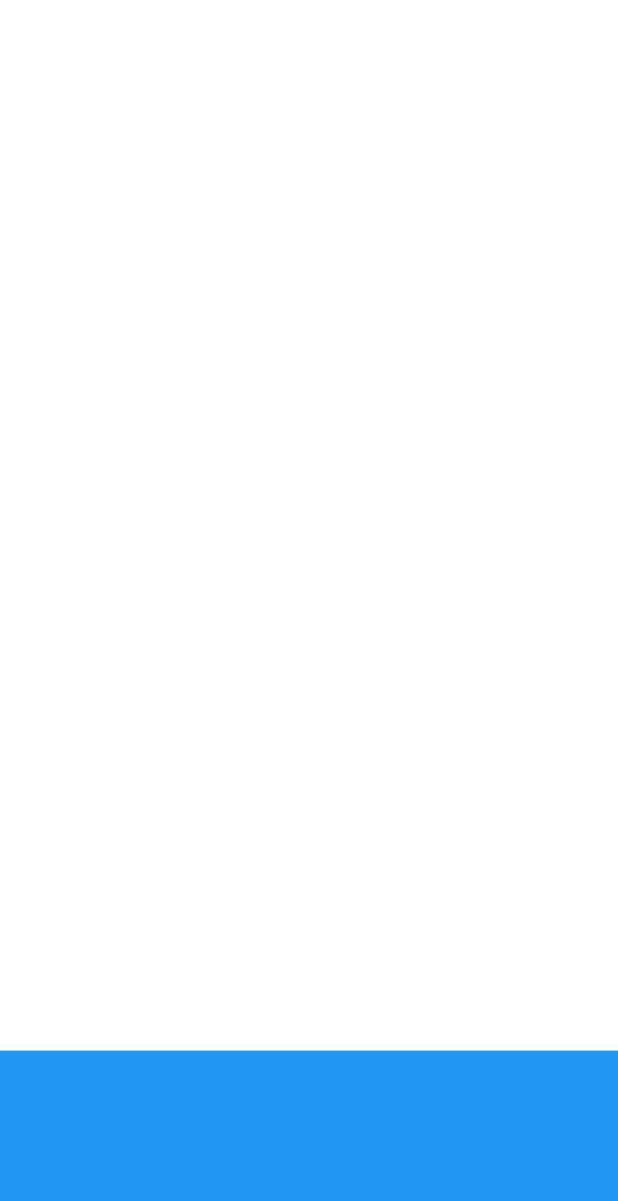
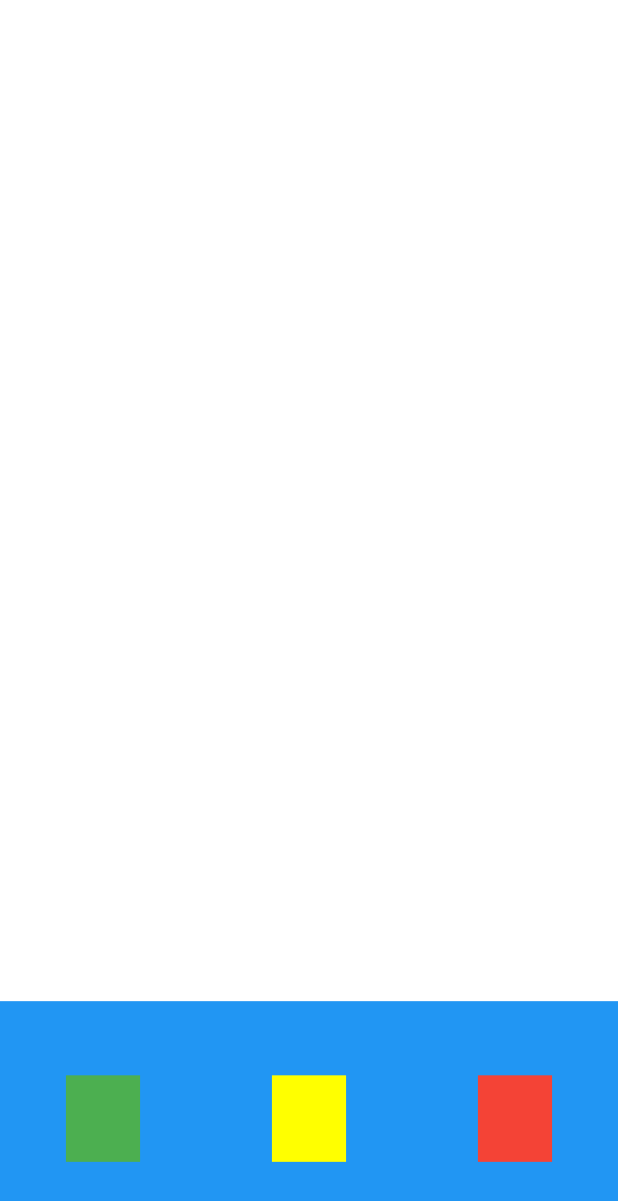
Before and after one commit to felipedelucanogueira/exercicio_git_flutter, a Flutter app: the screen it shows after launch, on a phone screen of 412 x 824 dp. Shown: the top 1201 px of the screen. Run offline on Flutter 3.47's test engine with Material 2 defaults, Android fonts, the light colour scheme and no system bars.

Commit message:
Widget ColorfulContainer criado e alteracao na largura e margin do CardContainer

```diff
--- a/lib/main.dart
+++ b/lib/main.dart
@@ -26,7 +26,21 @@ class MyApp extends StatelessWidget {
           Container(
             color: Colors.blue,
             width: MediaQuery.of(context).size.width * 1,
-            height: MediaQuery.of(context).size.height * 0.15,
+            height: MediaQuery.of(context).size.height * 0.19,
+            child: Row(
+              mainAxisAlignment: MainAxisAlignment.spaceAround,
+              children: [
+                ColorfulContainer(
+                  cor: Colors.green,
+                ),
+                ColorfulContainer(
+                  cor: Colors.yellowAccent,
+                ),
+                ColorfulContainer(
+                  cor: Colors.red,
+                ),
+              ],
+            ),
           )
         ],
       ),
@@ -38,10 +52,25 @@ class CardContainer extends StatelessWidget {
   @override
   Widget build(BuildContext context) {
     return Container(
-      margin: EdgeInsets.all(20),
+      margin: EdgeInsets.only(top: 35),
       color: Colors.white,
-      width: MediaQuery.of(context).size.width * 0.85,
+      width: MediaQuery.of(context).size.width * 0.89,
       height: MediaQuery.of(context).size.height * 0.15,
     );
   }
 }
+
+class ColorfulContainer extends StatelessWidget {
+  final Color cor;
+
+  const ColorfulContainer({Key key, this.cor}) : super(key: key);
+
+  @override
+  Widget build(BuildContext context) {
+    return Container(
+      color: cor,
+      width: MediaQuery.of(context).size.width * 0.12,
+      height: MediaQuery.of(context).size.height * 0.07,
+    );
+  }
+}
```
